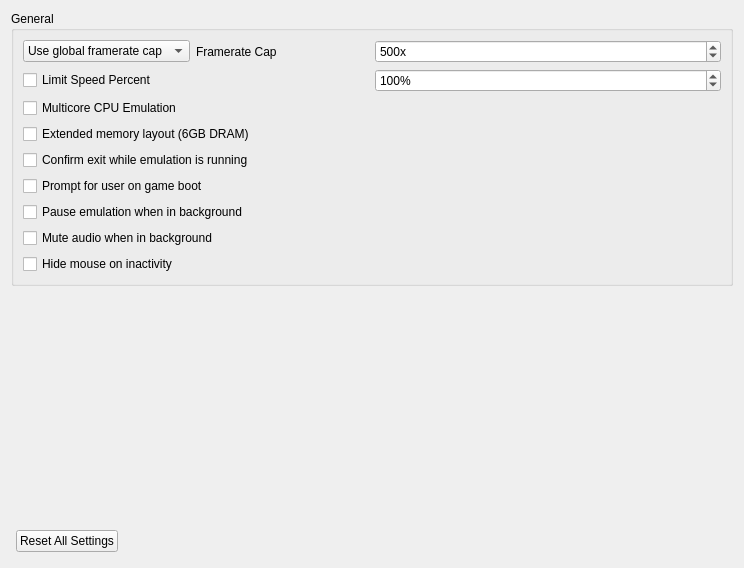
First picture: the form in src/yuzu/configuration/configure_general.ui, repository QuantumGhost/yuzu, before the edit.
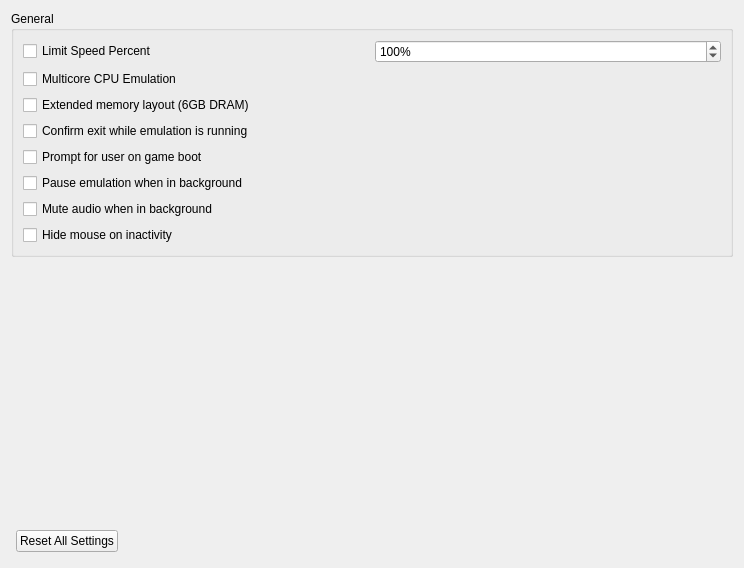
Second picture: the form after the edit.

```diff
--- a/src/yuzu/configuration/configure_general.ui
+++ b/src/yuzu/configuration/configure_general.ui
@@ -27,87 +27,6 @@
        <layout class="QHBoxLayout" name="GeneralHorizontalLayout">
         <item>
          <layout class="QVBoxLayout" name="GeneralVerticalLayout">
-          <item>
-           <widget class="QWidget" name="fps_cap_layout" native="true">
-            <layout class="QHBoxLayout" name="horizontalLayout" stretch="1,1">
-             <property name="leftMargin">
-              <number>0</number>
-             </property>
-             <property name="topMargin">
-              <number>0</number>
-             </property>
-             <property name="rightMargin">
-              <number>0</number>
-             </property>
-             <property name="bottomMargin">
-              <number>0</number>
-             </property>
-             <item>
-              <layout class="QHBoxLayout" name="horizontalLayout_4">
-               <item>
-                <widget class="QComboBox" name="fps_cap_combobox">
-                 <property name="currentText">
-                  <string>Use global framerate cap</string>
-                 </property>
-                 <property name="currentIndex">
-                  <number>0</number>
-                 </property>
-                 <item>
-                  <property name="text">
-                   <string>Use global framerate cap</string>
-                  </property>
-                 </item>
-                 <item>
-                  <property name="text">
-                   <string>Set framerate cap:</string>
-                  </property>
-                 </item>
-                </widget>
-               </item>
-               <item>
-                <widget class="QLabel" name="fps_cap_label">
-                 <property name="toolTip">
-                  <string>Requires the use of the FPS Limiter Toggle hotkey to take effect.</string>
-                 </property>
-                 <property name="text">
-                  <string>Framerate Cap</string>
-                 </property>
-                </widget>
-               </item>
-               <item>
-                <spacer name="horizontalSpacer">
-                 <property name="orientation">
-                  <enum>Qt::Horizontal</enum>
-                 </property>
-                 <property name="sizeHint" stdset="0">
-                  <size>
-                   <width>40</width>
-                   <height>20</height>
-                  </size>
-                 </property>
-                </spacer>
-               </item>
-              </layout>
-             </item>
-             <item>
-              <widget class="QSpinBox" name="fps_cap">
-               <property name="suffix">
-                <string>x</string>
-               </property>
-               <property name="minimum">
-                <number>1</number>
-               </property>
-               <property name="maximum">
-                <number>1000</number>
-               </property>
-               <property name="value">
-                <number>500</number>
-               </property>
-              </widget>
-             </item>
-            </layout>
-           </widget>
-          </item>
           <item>
            <layout class="QHBoxLayout" name="horizontalLayout_2">
             <item>
```
